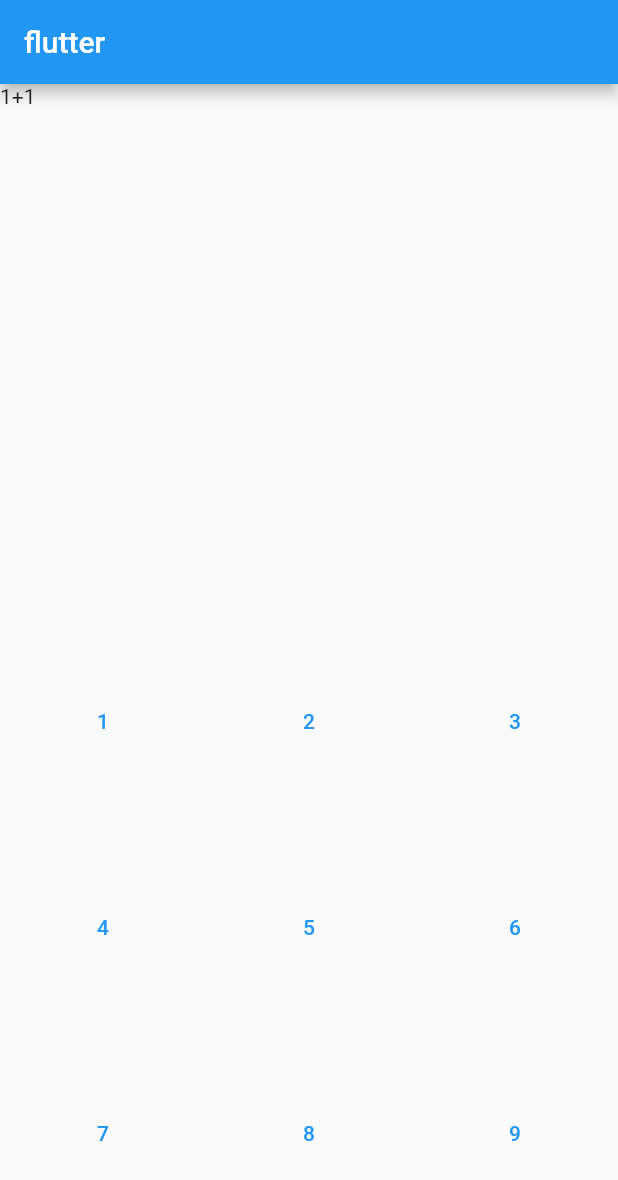
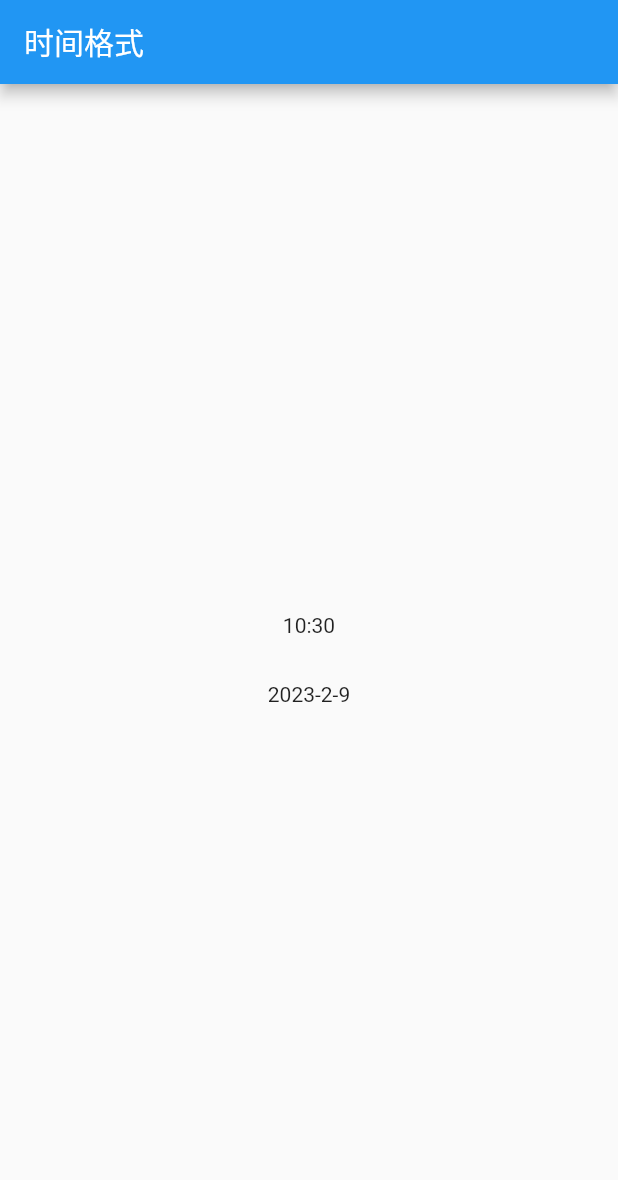
Before and after one commit to gongjianOnline/flutterDome, a Flutter app: the screen it shows after launch, on a phone screen of 412 x 824 dp. Shown: the top 1180 px of the screen. Run offline on Flutter 3.47's test engine with Material 2 defaults, Android fonts, the phone set to English and light mode, and no system bars.

Commit message:
40小结时间组件完结

```diff
--- a/lib/main.dart
+++ b/lib/main.dart
@@ -1,32 +1,72 @@
 import 'package:flutter/material.dart';
+import 'package:flutter_localizations/flutter_localizations.dart';
+void main(){
+  runApp(const MaterialApp(
+    home:MyApp(),
+    localizationsDelegates: [
+      GlobalMaterialLocalizations.delegate,
+      GlobalWidgetsLocalizations.delegate,
+    ],
+    supportedLocales:[
+      //此处
+      Locale('zh', 'CH'),
+      Locale('en', 'US'),
+    ],
 
-void main() => runApp(MyApp());
+  ));
+}
 
-class MyApp extends StatelessWidget {
+class MyApp extends StatefulWidget {
+  const MyApp({super.key});
+
+  @override
+  State<MyApp> createState() => _MyAppState();
+}
+
+class _MyAppState extends State<MyApp> {
+  TimeOfDay time = TimeOfDay.now();
+  DateTime dateTime = DateTime.now();
   @override
   Widget build(BuildContext context) {
-    return MaterialApp(
-      home: Scaffold(
-        appBar: AppBar(
-          title: Text("flutter"),
-        ),
-        body: Stack(
+    print(dateTime);
+    return Scaffold(
+      appBar: AppBar(
+        title:const Text("时间格式")
+      ),
+      body:Center(
+        child: Column(
+          mainAxisAlignment: MainAxisAlignment.center,
           children: [
-            Positioned(child: Text("1+1")),
-            Align(
-              alignment: Alignment.bottomCenter,
-              child: GridView.count(
-                shrinkWrap: true,
-                crossAxisCount: 3,
-                children: [1, 2, 3, 4, 5, 6, 7, 8, 9]
-                    .map((val) => TextButton(
-                        onPressed: () {}, child: Text(val.toString())))
-                    .toList(),
-              ),
+            InkWell(
+              child: Text("${time.hour}:${time.minute}"),
+              onTap: ()async{
+                TimeOfDay? newTime = await showTimePicker(
+                  context: context,
+                  initialTime: time
+                );
+                setState(() {
+                  time = newTime!;
+                });
+              },
+            ),
+            SizedBox(height: 30),
+            InkWell(
+              child: Text("${dateTime.year}-${dateTime.month}-${dateTime.day}"),
+              onTap: ()async{
+                DateTime? newDateTime = await showDatePicker(
+                  context: context,
+                  initialDate: dateTime,
+                  firstDate: DateTime(1990,1,1),
+                  lastDate: DateTime(2050,1,1)
+                );
+                setState(() {
+                  dateTime = newDateTime!;
+                });
+              },
             )
           ],
         ),
-      ),
+      )
     );
   }
 }
--- a/pubspec.yaml
+++ b/pubspec.yaml
@@ -31,6 +31,8 @@ dependencies:
   fluttertoast: ^8.1.2
   photo_view: ^0.14.0
   flutter:
+    sdk: flutter
+  flutter_localizations:
     sdk: flutter
 
 
```
Also changed, not shown: lib/main2.dart (added), pubspec.lock.
